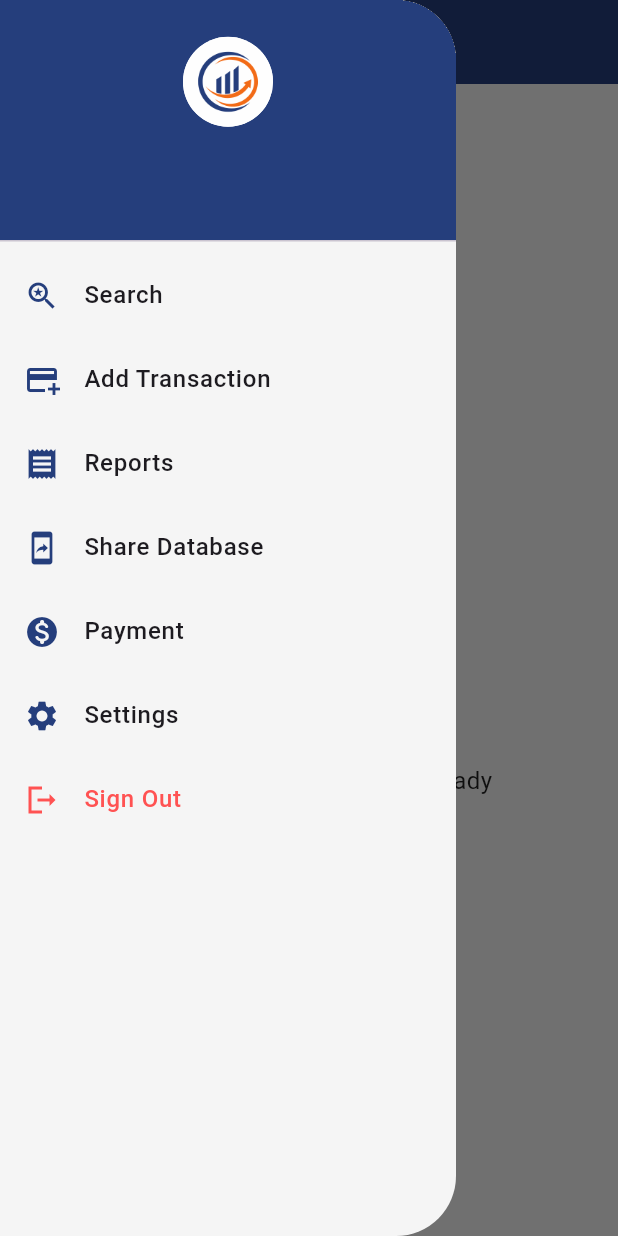
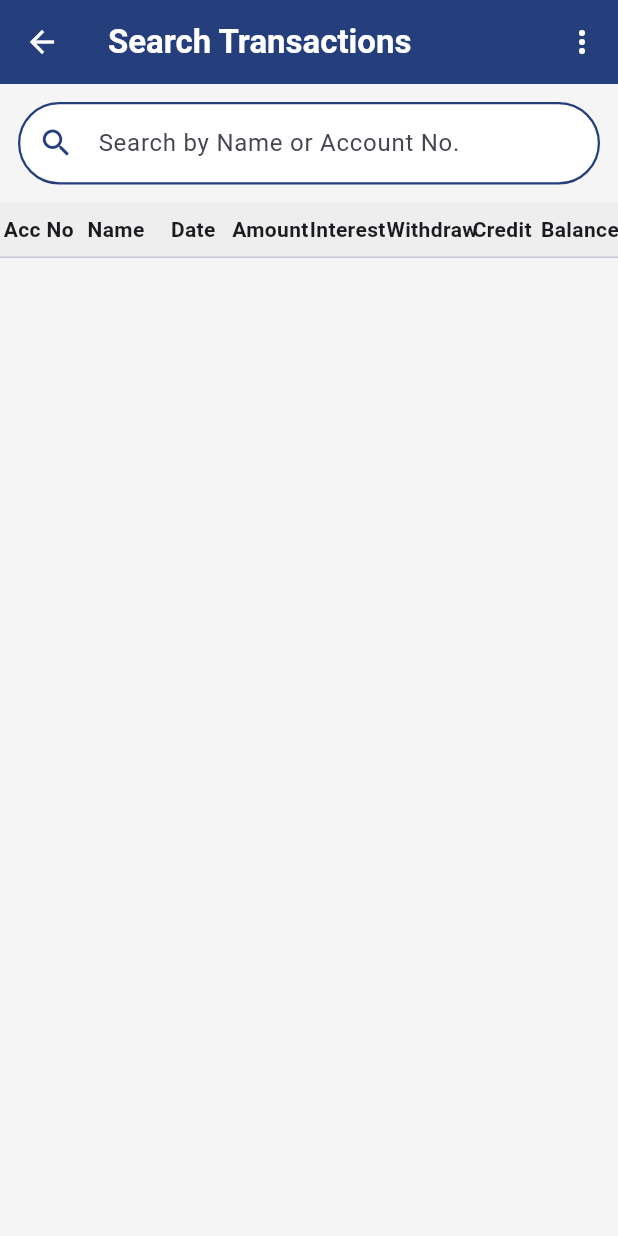
Before and after one commit to Ladanividhi/eFinance, a Flutter app: the DashboardPage screen opened directly, in the side drawer, after a tap on "Search", on a phone screen of 412 x 824 dp. Run offline on Flutter 3.47's test engine with Material 3 defaults, Android fonts, the light colour scheme and no system bars; our stand-ins replace pdf, printing, share_plus, shared_preferences, sqflite; accounts and stored records are empty.

Commit message:
Added searchpage

```diff
--- a/lib/screens/Dashboard.dart
+++ b/lib/screens/Dashboard.dart
@@ -1,8 +1,8 @@
-import 'dart:convert';
 
 import 'package:eFinance/screens/AddTransaction.dart';
 import 'package:eFinance/screens/Login.dart';
 import 'package:eFinance/screens/Reports.dart';
+import 'package:eFinance/screens/SearchScreen.dart';
 import 'package:flutter/material.dart';
 import 'package:shared_preferences/shared_preferences.dart';
 import '../utils/Constants.dart';
@@ -102,7 +102,12 @@ class _DashboardPageState extends State<DashboardPage> {
                 'Search',
                 style: TextStyle(fontWeight: FontWeight.w500),
               ),
-                onTap: () {},
+              onTap: () {
+                Navigator.push(
+                  context,
+                  MaterialPageRoute(builder: (_) => const SearchScreen()),
+                );
+              },
             ),
 
             ListTile(
--- a/lib/screens/Reports.dart
+++ b/lib/screens/Reports.dart
@@ -1,7 +1,12 @@
+import 'dart:ui' show TextStyle;
+import 'package:pdf/pdf.dart';
+import 'package:pdf/widgets.dart' as pw;
+import 'package:printing/printing.dart';
+import 'package:intl/intl.dart';
+import 'package:flutter/cupertino.dart';
 import 'package:flutter/material.dart';
 import 'package:eFinance/utils/Constants.dart';
 import 'package:eFinance/db/database_helper.dart';
-import 'package:intl/intl.dart';
 
 class ReportsPage extends StatefulWidget {
   const ReportsPage({super.key});
@@ -342,6 +347,83 @@ class _ReportsPageState extends State<ReportsPage> {
       );
     }
   }
+  Future<void> _generatePdfReport() async {
+    final pdf = pw.Document();
+
+    final now = DateTime.now();
+    final formattedDate = "${now.day}-${now.month}-${now.year}";
+
+    pdf.addPage(
+      pw.MultiPage(
+        build: (pw.Context context) => [
+          pw.Center(
+            child: pw.Text(
+              'Loan Report',
+              style: pw.TextStyle(
+                fontSize: 20,
+                fontWeight: pw.FontWeight.bold,
+              ),
+            ),
+          ),
+          pw.SizedBox(height: 10),
+          pw.Text('Date: $formattedDate', style: pw.TextStyle(fontSize: 12)),
+          pw.SizedBox(height: 20),
+          pw.Table.fromTextArray(
+            headers: [
+              'Acc',
+              'Date',
+              'Full Name',
+              'Loan Amount',
+              'Interest',
+              'Withdrawal',
+              'Credit',
+              'Balance',
+            ],
+            headerStyle: pw.TextStyle(
+              fontWeight: pw.FontWeight.bold,
+              color: PdfColors.white,
+            ),
+            headerDecoration:
+            pw.BoxDecoration(color: PdfColors.blueGrey800),
+            cellAlignment: pw.Alignment.centerLeft,
+            cellStyle: const pw.TextStyle(fontSize: 10),
+            cellHeight: 30,
+            cellAlignments: {
+              3: pw.Alignment.centerRight,
+              4: pw.Alignment.centerRight,
+              5: pw.Alignment.centerRight,
+              6: pw.Alignment.centerRight,
+              7: pw.Alignment.centerRight,
+            },
+            data: _filteredTransactions.map((tx) {
+              return [
+                tx['account_number'] ?? '',
+                tx['date'] ?? '',
+                tx['full_name'] ?? '',
+                tx['loan_amount'].toString(),
+                tx['interest'].toString(),
+                tx['withdrawal_amount'].toString(),
+                tx['credit_amount'].toString(),
+                tx['balance'].toString(),
+              ];
+            }).toList(),
+          ),
+          pw.SizedBox(height: 15),
+          pw.Text(
+            'Total Records: ${_filteredTransactions.length}',
+            style: pw.TextStyle(fontWeight: pw.FontWeight.bold),
+          ),
+        ],
+      ),
+    );
+
+    // Show print dialog
+    await Printing.layoutPdf(
+      onLayout: (PdfPageFormat format) async => pdf.save(),
+      name: 'LoanReport',
+    );
+  }
+
 
 
   @override
@@ -502,9 +584,15 @@ class _ReportsPageState extends State<ReportsPage> {
                   ),
                 ),
                 onPressed: () {
-                  ScaffoldMessenger.of(context).showSnackBar(
-                    const SnackBar(content: Text("Print feature coming soon")),
-                  );
+                  {
+                    if (_filteredTransactions.isEmpty) {
+                      ScaffoldMessenger.of(context).showSnackBar(
+                        const SnackBar(content: Text("No data available to print.")),
+                      );
+                    } else {
+                      _generatePdfReport();
+                    }
+                  }
                 },
                 icon: const Icon(Icons.print, color: Colors.white),
                 label: const Text(
--- /dev/null
+++ b/lib/screens/SearchScreen.dart
@@ -0,0 +1,361 @@
+import 'dart:io';
+import 'package:flutter/material.dart';
+import 'package:eFinance/db/database_helper.dart';
+import 'package:eFinance/utils/Constants.dart';
+import 'package:path_provider/path_provider.dart';
+import 'package:share_plus/share_plus.dart';
+import 'package:pdf/widgets.dart' as pw;
+import 'package:pdf/pdf.dart';
+import 'package:flutter/services.dart' show rootBundle;
+
+class SearchScreen extends StatefulWidget {
+  const SearchScreen({super.key});
+
+  @override
+  State<SearchScreen> createState() => _SearchScreenState();
+}
+
+class _SearchScreenState extends State<SearchScreen> {
+  List<Map<String, dynamic>> _allTransactions = [];
+  List<Map<String, dynamic>> _filteredTransactions = [];
+  String? _sortColumn;
+  bool _isAscending = true;
+  bool _isLoading = true;
+  final TextEditingController _searchController = TextEditingController();
+
+  @override
+  void initState() {
+    super.initState();
+    _fetchTransactions();
+  }
+
+  Future<void> _fetchTransactions() async {
+    final db = await DatabaseHelper.instance.database;
+    final result = List<Map<String, dynamic>>.from(
+      await db.query('transactions'),
+    );
+    setState(() {
+      _allTransactions = result;
+      _filteredTransactions = List<Map<String, dynamic>>.from(result);
+      _isLoading = false;
+    });
+  }
+
+  void _filterSearchResults(String query) {
+    final filtered =
+    _allTransactions.where((tx) {
+      final name = tx['full_name']?.toString().toLowerCase() ?? '';
+      final accNo = tx['account_number']?.toString() ?? '';
+      return name.contains(query.toLowerCase()) || accNo.contains(query);
+    }).toList();
+    setState(() => _filteredTransactions = filtered);
+  }
+
+  void _sortBy(String column) {
+    setState(() {
+      if (_sortColumn == column) {
+        _isAscending = !_isAscending;
+      } else {
+        _sortColumn = column;
+        _isAscending = true;
+      }
+
+      _filteredTransactions.sort((a, b) {
+        final aVal = a[column];
+        final bVal = b[column];
+        if (aVal == null || bVal == null) return 0;
+        if (aVal is num && bVal is num) {
+          return _isAscending ? aVal.compareTo(bVal) : bVal.compareTo(aVal);
+        }
+        return _isAscending
+            ? aVal.toString().compareTo(bVal.toString())
+            : bVal.toString().compareTo(aVal.toString());
+      });
+    });
+  }
+
+  Future<void> _exportToPDF() async {
+    final pdf = pw.Document();
+
+    final logoBytes = await rootBundle.load('assets/images/logo.png');
+    final logoImage = pw.MemoryImage(logoBytes.buffer.asUint8List());
+
+    final timestamp = DateTime.now();
+    final hour = timestamp.hour % 12 == 0 ? 12 : timestamp.hour % 12;
+    final formattedTimestamp =
+        "${timestamp.day.toString().padLeft(2, '0')}-${timestamp.month.toString().padLeft(2, '0')}-${timestamp.year} "
+        "${hour.toString().padLeft(2, '0')}:${timestamp.minute.toString().padLeft(2, '0')} ${timestamp.hour >= 12 ? 'PM' : 'AM'}";
+
+    pdf.addPage(
+      pw.MultiPage(
+        margin: const pw.EdgeInsets.symmetric(horizontal: 10, vertical: 20),
+        footer:
+            (context) => pw.Container(
+          margin: const pw.EdgeInsets.only(top: 10),
+          child: pw.Row(
+            children: [
+              pw.Expanded(
+                child: pw.Text(
+                  "Generated on $formattedTimestamp",
+                  style: pw.TextStyle(
+                    fontSize: 10,
+                    color: PdfColor.fromInt(primary_color.value),
+                  ),
+                ),
+              ),
+              pw.Expanded(
+                child: pw.Align(
+                  alignment: pw.Alignment.centerRight,
+                  child: pw.Text(
+                    "Page ${context.pageNumber} of ${context.pagesCount}",
+                    style: pw.TextStyle(
+                      fontSize: 10,
+                      color: PdfColor.fromInt(primary_color.value),
+                    ),
+                  ),
+                ),
+              ),
+            ],
+          ),
+        ),
+
+        build:
+            (context) => [
+          pw.Row(
+            mainAxisAlignment: pw.MainAxisAlignment.center,
+            children: [
+              pw.Image(logoImage, width: 40, height: 40),
+              pw.SizedBox(width: 10),
+              pw.Text(
+                'eFinance',
+                style: pw.TextStyle(
+                  fontSize: 20,
+                  fontWeight: pw.FontWeight.bold,
+                ),
+              ),
+            ],
+          ),
+          pw.SizedBox(height: 10),
+          pw.Center(
+            child: pw.Text(
+              'Transaction Report',
+              style: pw.TextStyle(fontSize: 16),
+            ),
+          ),
+          pw.SizedBox(height: 20),
+          pw.Table.fromTextArray(
+            headers: [
+              "Acc No",
+              "Name",
+              "Date",
+              "Amount",
+              "Interest",
+              "Withdraw",
+              "Credit",
+              "Balance",
+            ],
+            data:
+            _filteredTransactions.map((tx) {
+              return [
+                tx["account_number"] ?? '',
+                tx["full_name"] ?? '',
+                tx["date"] ?? '',
+                tx["loan_amount"]?.toString() ?? '',
+                tx["interest"]?.toString() ?? '',
+                tx["withdrawal_amount"]?.toString() ?? '',
+                tx["credit_amount"]?.toString() ?? '',
+                tx["balance"]?.toString() ?? '',
+              ];
+            }).toList(),
+            cellStyle: const pw.TextStyle(fontSize: 10),
+            cellAlignment: pw.Alignment.centerLeft,
+            headerStyle: pw.TextStyle(
+              fontWeight: pw.FontWeight.bold,
+              color: PdfColors.white,
+            ),
+            headerDecoration: pw.BoxDecoration(
+              color: PdfColor.fromInt(primary_color.value),
+            ),
+            border: pw.TableBorder.all(width: 0.5),
+            columnWidths: {
+              0: const pw.FlexColumnWidth(1.5),
+              1: const pw.FlexColumnWidth(2),
+              2: const pw.FlexColumnWidth(2),
+              3: const pw.FlexColumnWidth(1.5),
+              4: const pw.FlexColumnWidth(1.5),
+              5: const pw.FlexColumnWidth(1.5),
+              6: const pw.FlexColumnWidth(1.5),
+              7: const pw.FlexColumnWidth(1.5),
+            },
+          ),
+        ],
+      ),
+    );
+
+    final output = await getTemporaryDirectory();
+    final file = File("${output.path}/transaction_report.pdf");
+    await file.writeAsBytes(await pdf.save());
+
+    await Share.shareXFiles([XFile(file.path)], text: 'Transaction Report');
+  }
+
+  Widget _buildHeaderCell(String label, String columnKey) {
+    return Expanded(
+      flex: 1,
+      child: InkWell(
+        onTap: columnKey.isNotEmpty ? () => _sortBy(columnKey) : null,
+        child: Row(
+          mainAxisAlignment: MainAxisAlignment.center,
+          children: [
+            Text(
+              label,
+              style: const TextStyle(fontWeight: FontWeight.bold, fontSize: 14),
+            ),
+            if (_sortColumn == columnKey)
+              Icon(
+                _isAscending ? Icons.arrow_drop_up : Icons.arrow_drop_down,
+                size: 18,
+              ),
+          ],
+        ),
+      ),
+    );
+  }
+
+  Widget _buildRow(int index, Map<String, dynamic> tx) {
+    final balance = double.tryParse(tx['balance']?.toString() ?? '0') ?? 0;
+    final balanceColor = balance == 0 ? Colors.green : Colors.red;
+
+    return Container(
+      padding: const EdgeInsets.symmetric(vertical: 8, horizontal: 4),
+      decoration: BoxDecoration(
+        border: Border(bottom: BorderSide(color: Colors.grey.shade300)),
+      ),
+      child: Row(
+        children: [
+          _buildCell(tx['account_number']),
+          _buildCell(tx['full_name']),
+          _buildCell(tx['date']),
+          _buildCell(tx['loan_amount']),
+          _buildCell(tx['interest']),
+          _buildCell(tx['withdrawal_amount']),
+          _buildCell(tx['credit_amount']),
+          _buildCell(tx['balance'], color: balanceColor),
+        ],
+      ),
+    );
+  }
+
+  Widget _buildCell(dynamic value, {Color? color}) {
+    return Expanded(
+      flex: 1,
+      child: Text(
+        value?.toString() ?? '',
+        style: TextStyle(fontSize: 14, color: color ?? Colors.black),
+        textAlign: TextAlign.center,
+      ),
+    );
+  }
+  PopupMenuItem<String> _buildPopupItem(
+      String text,
+      IconData icon,
+      String value,
+      ) {
+    return PopupMenuItem<String>(
+      value: value,
+      child: Row(
+        children: [
+          Icon(icon, color: primary_color, size: 20),
+          const SizedBox(width: 10),
+          Text(
+            text,
+            style: const TextStyle(fontWeight: FontWeight.w600, fontSize: 14),
+          ),
+        ],
+      ),
+    );
+  }
+
+  @override
+  Widget build(BuildContext context) {
+    return Scaffold(
+      backgroundColor: bg_color,
+      appBar: AppBar(
+        backgroundColor: primary_color,
+        title: const Text(
+          'Search Transactions',
+          style: TextStyle(color: Colors.white, fontWeight: FontWeight.bold),
+        ),
+        iconTheme: const IconThemeData(color: Colors.white),
+        actions: [
+          PopupMenuButton<String>(
+            onSelected: (value) {
+              if (value == 'pdf') _exportToPDF();
+            },
+            itemBuilder:
+                (BuildContext context) => [
+                  _buildPopupItem(
+                    "Export to PDF",
+                    Icons.picture_as_pdf,
+                    'pdf',
+                  ),
+            ],
+          ),
+        ],
+      ),
+      body:
+      _isLoading
+          ? const Center(child: CircularProgressIndicator())
+          : Column(
+        children: [
+          Container(
+            margin: const EdgeInsets.all(12),
+            decoration: BoxDecoration(
+              color: Colors.white,
+              borderRadius: BorderRadius.circular(30),
+              border: Border.all(color: primary_color, width: 1.5),
+            ),
+            child: TextField(
+              controller: _searchController,
+              onChanged: _filterSearchResults,
+              decoration: const InputDecoration(
+                hintText: 'Search by Name or Account No.',
+                prefixIcon: Icon(Icons.search, color: primary_color),
+                border: InputBorder.none,
+                contentPadding: EdgeInsets.symmetric(
+                  horizontal: 20,
+                  vertical: 14,
+                ),
+              ),
+            ),
+          ),
+          Container(
+            padding: const EdgeInsets.symmetric(vertical: 8),
+            color: Colors.grey[200],
+            child: Row(
+              children: [
+                _buildHeaderCell('Acc No', 'account_number'),
+                _buildHeaderCell('Name', 'full_name'),
+                _buildHeaderCell('Date', 'date'),
+                _buildHeaderCell('Amount', 'loan_amount'),
+                _buildHeaderCell('Interest', 'interest'),
+                _buildHeaderCell('Withdraw', 'withdrawal_amount'),
+                _buildHeaderCell('Credit', 'credit_amount'),
+                _buildHeaderCell('Balance', 'balance'),
+              ],
+            ),
+          ),
+          const Divider(height: 1),
+          Expanded(
+            child: ListView.builder(
+              itemCount: _filteredTransactions.length,
+              itemBuilder: (context, index) {
+                return _buildRow(index, _filteredTransactions[index]);
+              },
+            ),
+          ),
+        ],
+      ),
+    );
+  }
+}
--- a/pubspec.yaml
+++ b/pubspec.yaml
@@ -34,6 +34,9 @@ dependencies:
   # The following adds the Cupertino Icons font to your application.
   # Use with the CupertinoIcons class for iOS style icons.
   cupertino_icons: ^1.0.8
+  share_plus: ^11.0.0
+  path_provider: ^2.1.5
+  pdf: ^3.11.3
 
 dev_dependencies:
   flutter_test:
@@ -49,8 +52,9 @@ dev_dependencies:
   sqflite: ^2.3.0
   intl: ^0.19.0
   path: ^1.8.3
+  shared_preferences: ^2.2.2
   path_provider: ^2.1.2
-  shared_preferences: ^2.2.2
+  printing: ^5.12.0
 
 # For information on the generic Dart part of this file, see the
 # following page: https://dart.dev/tools/pub/pubspec
```
Also changed, not shown: lib/screens/AddTransaction.dart (+4 -27 lines), pubspec.lock, 5 other files. Lines whose indentation alone changed are shown as unchanged.
